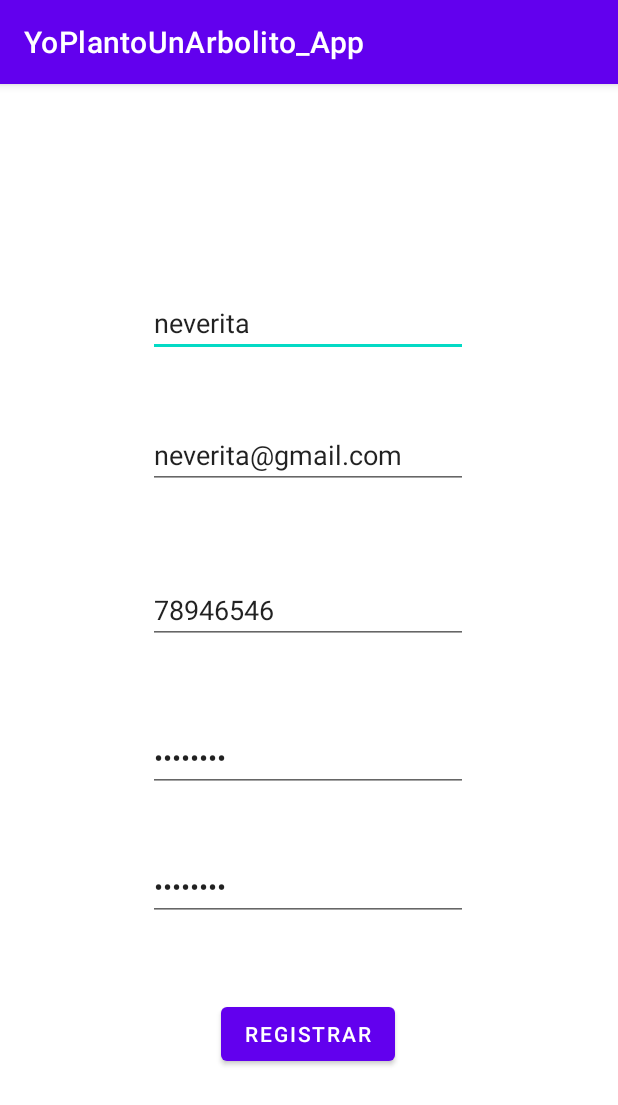
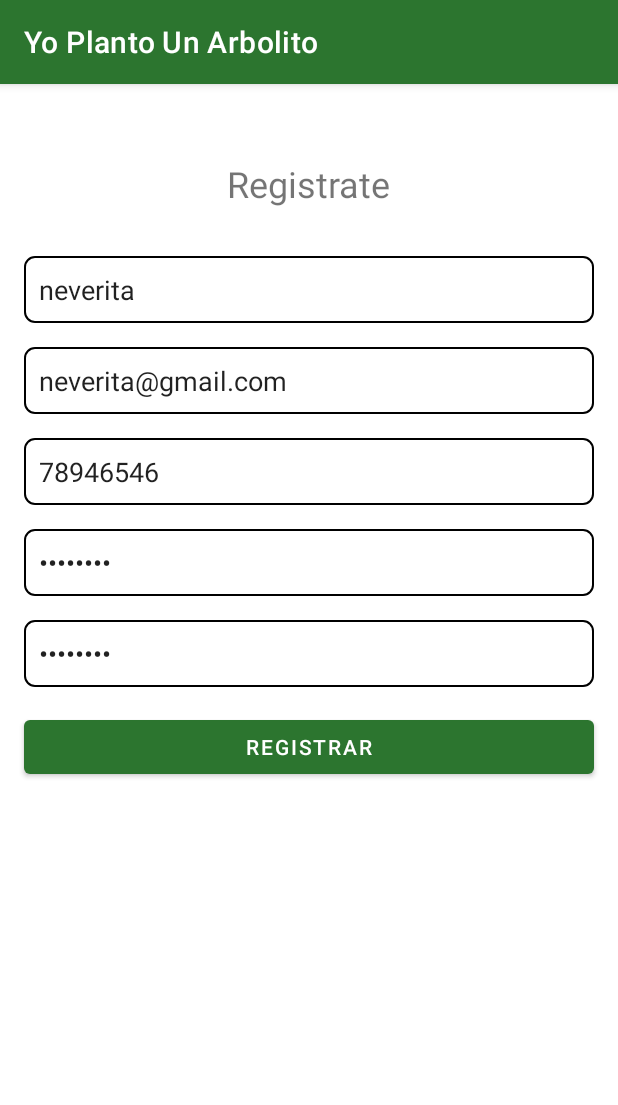
Before and after one commit to JAGSJAGS/YoPlantoUnArbolitoApp, an Android app: the RegisterUserActivity screen opened directly, with no data from a screen before it, on a phone screen of 412 x 824 dp. Shown: the top 1105 px of the screen. Run offline under Robolectric (Android 15) with nearby library versions, the phone set to English and light mode, and no system bars; our stand-ins replace Volley; network calls fail.

Commit message:
interfaces de todos los layauts

```diff
--- a/app/src/main/AndroidManifest.xml
+++ b/app/src/main/AndroidManifest.xml
@@ -24,7 +24,7 @@
                 android:resource="@xml/file_paths"/>
 
         <activity
-                android:name=".RegisterPhotoActivity"
+                android:name=".RegisterTreeActivity"
                 android:exported="false"/>
 
         <meta-data
@@ -35,7 +35,7 @@
                 android:name=".MapsActivity"
                 android:exported="false"/>
         <activity
-                android:name=".RegisterTreeActivity"
+                android:name=".MainActivity"
                 android:exported="false"/>
         <activity
                 android:name=".RegisterUserActivity"
@@ -47,7 +47,7 @@
                 android:name=".LoginActivity"
                 android:exported="false"/>
         <activity
-                android:name=".MainActivity"
+                android:name=".RegisterPhotoActivity"
                 android:exported="true">
             <intent-filter>
                 <action android:name="android.intent.action.MAIN"/>
--- /dev/null
+++ b/app/src/main/res/drawable/login_edit_text_border.xml
@@ -0,0 +1,14 @@
+<?xml version="1.0" encoding="utf-8"?>
+<shape xmlns:android="http://schemas.android.com/apk/res/android" android:shape="rectangle">
+    <solid android:color="#ffffff"/>
+
+    <stroke android:width="1dp"
+            android:color="#ff000000"/>
+
+    <padding android:left="10dp"
+             android:top="10dp"
+             android:right="10dp"
+             android:bottom="10dp"/>
+
+    <corners android:radius="10px"/>
+</shape>
--- a/app/src/main/res/layout/activity_register_user.xml
+++ b/app/src/main/res/layout/activity_register_user.xml
@@ -8,67 +8,80 @@
         tools:context=".RegisterUserActivity">
 
     <EditText
-            android:layout_width="wrap_content"
+            android:layout_width="match_parent"
             android:layout_height="wrap_content"
             android:inputType="textPersonName"
             android:text="neverita"
             android:ems="10"
             android:id="@+id/editTextNameRegisterUser"
-            app:layout_constraintBottom_toBottomOf="parent"
-            app:layout_constraintTop_toTopOf="parent" app:layout_constraintStart_toStartOf="parent"
+            app:layout_constraintStart_toStartOf="parent"
             app:layout_constraintEnd_toEndOf="parent" app:layout_constraintHorizontal_bias="0.497"
-            app:layout_constraintVertical_bias="0.189"/>
+            android:layout_marginStart="16dp" android:layout_marginEnd="16dp"
+            android:background="@drawable/login_edit_text_border" app:layout_constraintTop_toBottomOf="@+id/textView3"
+            android:layout_marginTop="32dp"/>
     <EditText
-            android:layout_width="wrap_content"
+            android:layout_width="match_parent"
             android:layout_height="wrap_content"
             android:inputType="textEmailAddress"
             android:text="neverita@gmail.com"
             android:ems="10"
             android:id="@+id/editTextEmailRegisterUser"
-            app:layout_constraintTop_toTopOf="parent"
-            app:layout_constraintBottom_toBottomOf="parent" app:layout_constraintEnd_toEndOf="parent"
+            app:layout_constraintEnd_toEndOf="parent"
             app:layout_constraintStart_toStartOf="parent" app:layout_constraintHorizontal_bias="0.497"
-            app:layout_constraintVertical_bias="0.311"/>
+            android:layout_marginStart="16dp" android:layout_marginEnd="16dp"
+            app:layout_constraintTop_toBottomOf="@+id/editTextNameRegisterUser" android:layout_marginTop="16dp"
+            android:background="@drawable/login_edit_text_border"/>
     <EditText
-            android:layout_width="wrap_content"
+            android:layout_width="match_parent"
             android:layout_height="wrap_content"
             android:inputType="phone"
             android:text="78946546"
             android:ems="10"
             android:id="@+id/editTextPhoneRegisterUser"
-            app:layout_constraintTop_toTopOf="parent"
-            app:layout_constraintBottom_toBottomOf="parent" app:layout_constraintEnd_toEndOf="parent"
-            app:layout_constraintStart_toStartOf="parent" app:layout_constraintHorizontal_bias="0.497"
-            app:layout_constraintVertical_bias="0.454"/>
+            app:layout_constraintEnd_toEndOf="parent"
+            app:layout_constraintStart_toStartOf="parent" app:layout_constraintHorizontal_bias="0.0"
+            android:layout_marginStart="16dp" android:layout_marginEnd="16dp"
+            app:layout_constraintTop_toBottomOf="@+id/editTextEmailRegisterUser" android:layout_marginTop="16dp"
+            android:background="@drawable/login_edit_text_border"/>
     <EditText
-            android:layout_width="wrap_content"
+            android:layout_width="match_parent"
             android:layout_height="wrap_content"
             android:inputType="textPassword"
             android:text="password"
             android:ems="10"
             android:id="@+id/editTextPasswordRegisterUser"
-            app:layout_constraintTop_toTopOf="parent"
-            app:layout_constraintBottom_toBottomOf="parent" app:layout_constraintEnd_toEndOf="parent"
-            app:layout_constraintStart_toStartOf="parent" app:layout_constraintHorizontal_bias="0.497"
-            app:layout_constraintVertical_bias="0.59"/>
+            app:layout_constraintEnd_toEndOf="parent"
+            app:layout_constraintStart_toStartOf="parent" app:layout_constraintHorizontal_bias="0.0"
+            android:layout_marginStart="16dp" android:layout_marginEnd="16dp" android:layout_marginTop="16dp"
+            app:layout_constraintTop_toBottomOf="@+id/editTextPhoneRegisterUser"
+            android:background="@drawable/login_edit_text_border"/>
     <EditText
-            android:layout_width="wrap_content"
+            android:layout_width="match_parent"
             android:layout_height="wrap_content"
             android:inputType="textPassword"
             android:text="password"
             android:ems="10"
             android:id="@+id/editTextConfirmationPasswordRegisterUser"
-            app:layout_constraintTop_toTopOf="parent"
-            app:layout_constraintBottom_toBottomOf="parent" app:layout_constraintEnd_toEndOf="parent"
+            app:layout_constraintEnd_toEndOf="parent"
             app:layout_constraintStart_toStartOf="parent" app:layout_constraintHorizontal_bias="0.497"
-            app:layout_constraintVertical_bias="0.709"/>
+            android:layout_marginStart="16dp" android:layout_marginEnd="16dp"
+            app:layout_constraintTop_toBottomOf="@+id/editTextPasswordRegisterUser" android:layout_marginTop="16dp"
+            android:background="@drawable/login_edit_text_border"/>
     <Button
             android:text="Registrar"
             android:onClick="OnclickRegister"
+            android:layout_width="match_parent"
+            android:layout_height="wrap_content" android:id="@+id/buttonRegisterUser"
+            app:layout_constraintEnd_toEndOf="parent"
+            app:layout_constraintStart_toStartOf="parent" app:layout_constraintHorizontal_bias="0.0"
+            android:layout_marginStart="16dp" android:layout_marginEnd="16dp"
+            app:layout_constraintTop_toBottomOf="@+id/editTextConfirmationPasswordRegisterUser"
+            android:layout_marginTop="16dp"/>
+    <TextView
+            android:text="Registrate"
             android:layout_width="wrap_content"
-            android:layout_height="wrap_content" android:id="@+id/buttonRegisterUser"
-            app:layout_constraintTop_toTopOf="parent"
-            app:layout_constraintBottom_toBottomOf="parent" app:layout_constraintEnd_toEndOf="parent"
-            app:layout_constraintStart_toStartOf="parent" app:layout_constraintHorizontal_bias="0.498"
-            app:layout_constraintVertical_bias="0.846"/>
+            android:layout_height="wrap_content" android:id="@+id/textView3"
+            android:textSize="24sp" app:layout_constraintTop_toTopOf="parent"
+            app:layout_constraintStart_toStartOf="parent" android:layout_marginTop="50dp"
+            app:layout_constraintEnd_toEndOf="parent"/>
 </androidx.constraintlayout.widget.ConstraintLayout>
--- a/app/src/main/res/values/colors.xml
+++ b/app/src/main/res/values/colors.xml
@@ -3,8 +3,9 @@
     <color name="purple_200">#FFBB86FC</color>
     <color name="purple_500">#FF6200EE</color>
     <color name="purple_700">#FF3700B3</color>
-    <color name="teal_200">#FF03DAC5</color>
+    <color name="teal_200">#2C752F</color>
     <color name="teal_700">#FF018786</color>
     <color name="black">#FF000000</color>
     <color name="white">#FFFFFFFF</color>
+    <color name="green">#2C752F</color>
 </resources>
--- a/app/src/main/res/values/strings.xml
+++ b/app/src/main/res/values/strings.xml
@@ -1,5 +1,5 @@
 <resources>
-    <string name="app_name">YoPlantoUnArbolito_App</string>
+    <string name="app_name">Yo Planto Un Arbolito</string>
     <string name="title_activity_maps">MapsActivity</string>
     <string name="hint_latitud"/>
 </resources>
--- a/app/src/main/res/values/themes.xml
+++ b/app/src/main/res/values/themes.xml
@@ -2,15 +2,15 @@
     <!-- Base application theme. -->
     <style name="Theme.YoPlantoUnArbolito_App" parent="Theme.MaterialComponents.DayNight.DarkActionBar">
         <!-- Primary brand color. -->
-        <item name="colorPrimary">@color/purple_500</item>
+        <item name="colorPrimary">@color/green</item>
         <item name="colorPrimaryVariant">@color/purple_700</item>
         <item name="colorOnPrimary">@color/white</item>
         <!-- Secondary brand color. -->
         <item name="colorSecondary">@color/teal_200</item>
         <item name="colorSecondaryVariant">@color/teal_700</item>
         <item name="colorOnSecondary">@color/black</item>
-        <!-- Status bar color. -->
+         <!--Status bar color. -->
         <item name="android:statusBarColor" tools:targetApi="l">?attr/colorPrimaryVariant</item>
-        <!-- Customize your theme here. -->
+         <!--Customize your theme here.-->
     </style>
 </resources>
```
Also changed, not shown: app/src/main/java/com/example/yoplantounarbolito_app/LoginActivity.java (+18 -14 lines), app/src/main/java/com/example/yoplantounarbolito_app/RegisterUserActivity.java (+9 -1 lines), app/src/main/res/layout/activity_login.xml (+25 -16 lines), app/src/main/res/layout/activity_register_photo.xml (+18 -17 lines), app/src/main/res/layout/activity_register_tree.xml (+37 -25 lines), app/src/main/res/mipmap-hdpi/yo_planto_un_arbolito.jpg (added).
